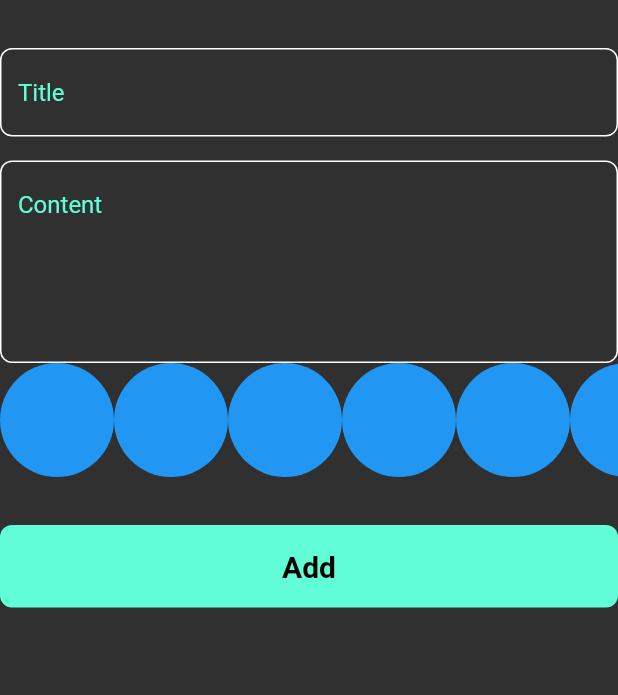
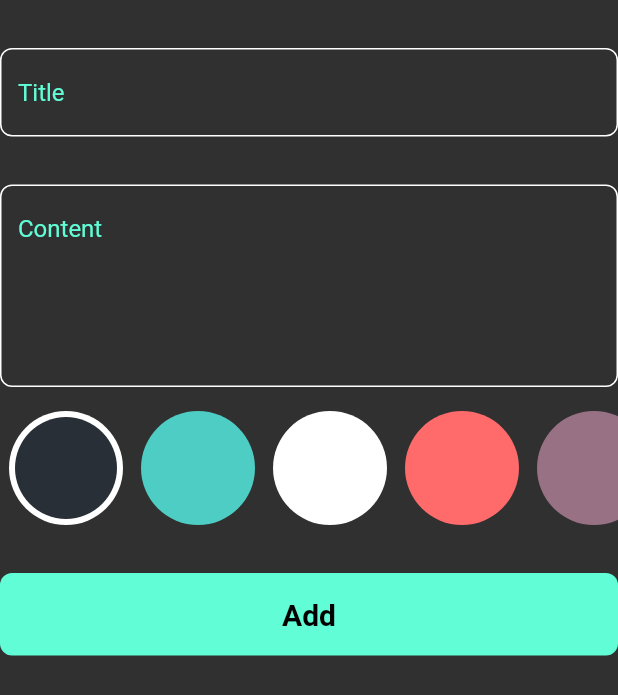
Before and after one commit to sagasameh/note_app, a Flutter app: the AddNotesForm widget shown alone on an empty page, opened directly, on a phone screen of 412 x 824 dp. Shown: the top 695 px of the screen. Run offline on Flutter 3.47's test engine with Material 2 defaults, Android fonts, the phone set to English and light mode, and no system bars; our stand-ins replace bloc, flutter_bloc, hive, hive_flutter, modal_progress_hud_nsn; accounts and stored records are empty.

Commit message:
Colors listview part 2

```diff
--- a/lib/widgets/add_note_form.dart
+++ b/lib/widgets/add_note_form.dart
@@ -37,7 +37,7 @@ class _AddNotesFormState extends State<AddNotesForm> {
             hint: 'Title',
           ),
           const SizedBox(
-            height: 16,
+            height: 32,
           ),
           CustomTextField(
             hint: 'Content',
@@ -46,7 +46,12 @@ class _AddNotesFormState extends State<AddNotesForm> {
               subTitle = value;
             },
           ),
-          const ColorsListView(),
+          const SizedBox(
+            height: 16,
+          ),
+          ColorsListView(
+            isActive: true,
+          ),
           const SizedBox(
             height: 32,
           ),
--- a/lib/widgets/colors_list_view.dart
+++ b/lib/widgets/colors_list_view.dart
@@ -1,29 +1,73 @@
 import 'package:flutter/material.dart';
 
 class ColorItem extends StatelessWidget {
-  const ColorItem({super.key});
-
+  const ColorItem({super.key, required this.isActive, required this.color});
+  final bool isActive;
+  final Color color;
   @override
   Widget build(BuildContext context) {
-    return const CircleAvatar(
-      radius: 38,
-      backgroundColor: Colors.blue,
-    );
+    return isActive
+        ? CircleAvatar(
+            radius: 38,
+            backgroundColor: Colors.white,
+            child: CircleAvatar(
+              radius: 34,
+              backgroundColor: color,
+            ),
+          )
+        : CircleAvatar(
+            radius: 38,
+            backgroundColor: color,
+          );
   }
 }
 
-class ColorsListView extends StatelessWidget {
-  const ColorsListView({super.key});
+class ColorsListView extends StatefulWidget {
+  const ColorsListView({super.key, required this.isActive});
+  final bool isActive;
+  State<ColorsListView> createState() => _ColorsListViewState();
+}
 
+class _ColorsListViewState extends State<ColorsListView> {
+  int currentIndex = 0;
+
+  List<Color> colors = [
+    Color(0xff292F36),
+    Color(0xff4ECDC4),
+    Color(0xffFFFFFF),
+    Color(0xffFF6B6B),
+    Color(0xff987284),
+    Color(0xff9DBF9E),
+    Color(0xffD0D6B5),
+    Color(0xffF9B5AC),
+    Color(0xffEE7674),
+    Color(0xff82D173),
+    Color(0xff95A3B3),
+    Color(0xff4C2C69),
+    Color(0xff42253B)
+  ];
+  @override
   @override
   Widget build(BuildContext context) {
     return SizedBox(
       height: 38 * 2,
       child: ListView.builder(
-          itemCount: 10,
+          itemCount: colors.length,
           scrollDirection: Axis.horizontal,
           itemBuilder: (context, index) {
-            return const ColorItem();
+            return Padding(
+                padding: const EdgeInsets.symmetric(horizontal: 6),
+                child: GestureDetector(
+                  onTap: () {
+                    currentIndex = index;
+                    setState(() {});
+                    ;
+                  },
+                  child: ColorItem(
+                    isActive: currentIndex == index,
+                    color: colors[index],
+                  ),
+                ));
           }),
     );
   }
```
